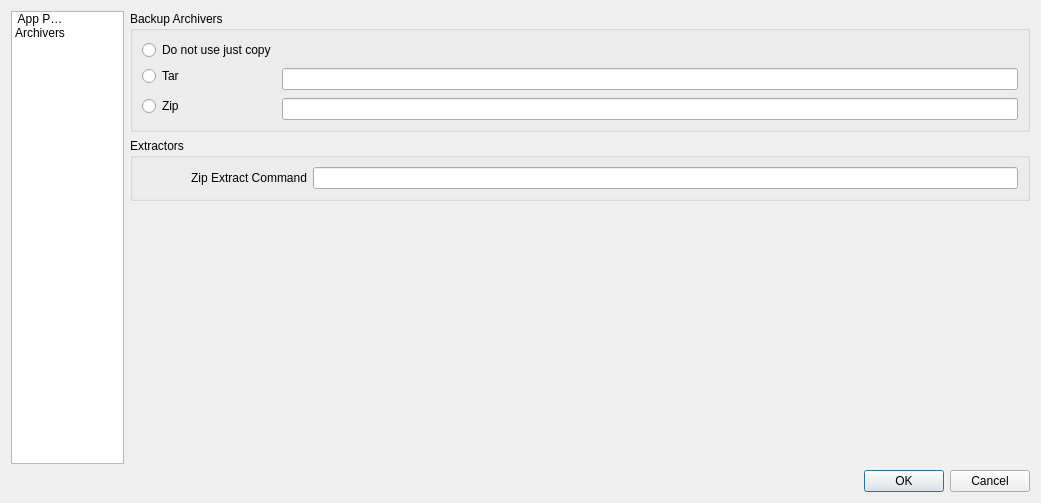
The window that configdialog.ui (darthtenebrus/linion) describes before a commit, drawn with Qt 5.
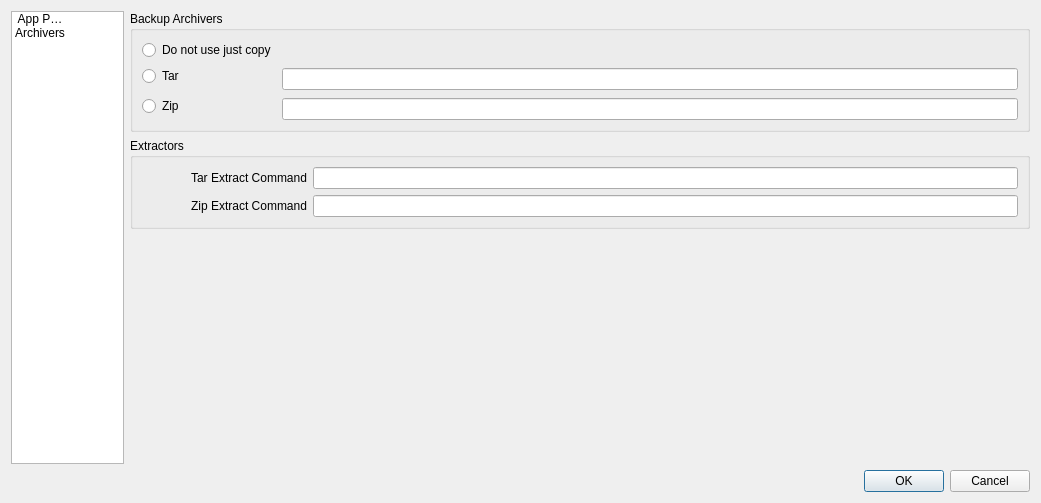
The same window after the commit. Icons and pictures are not drawn.

```diff
--- a/configdialog.ui
+++ b/configdialog.ui
@@ -292,7 +292,10 @@
             <string>Extractors</string>
            </property>
            <layout class="QGridLayout" name="gridLayout_3">
-            <item row="0" column="0">
+            <item row="1" column="1">
+             <widget class="QLineEdit" name="zipExtractCommand"/>
+            </item>
+            <item row="1" column="0">
              <widget class="QLabel" name="label_3">
               <property name="sizePolicy">
                <sizepolicy hsizetype="Minimum" vsizetype="Fixed">
@@ -314,8 +317,18 @@
               </property>
              </widget>
             </item>
+            <item row="0" column="0">
+             <widget class="QLabel" name="label_4">
+              <property name="text">
+               <string>Tar Extract Command</string>
+              </property>
+              <property name="alignment">
+               <set>Qt::AlignRight|Qt::AlignTrailing|Qt::AlignVCenter</set>
+              </property>
+             </widget>
+            </item>
             <item row="0" column="1">
-             <widget class="QLineEdit" name="zipExtractCommand"/>
+             <widget class="QLineEdit" name="tarExtractCommand"/>
             </item>
            </layout>
           </widget>
```
